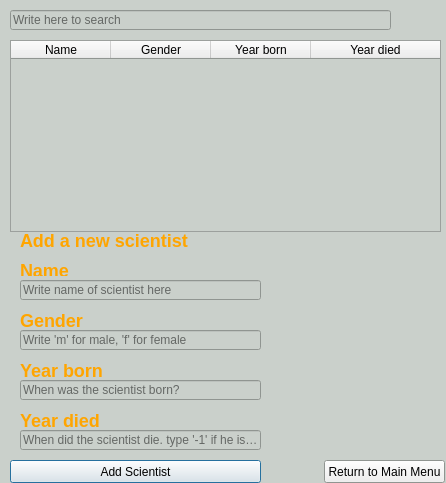
stefanv15/verklegtNamskeid_skil3, file scientistswindow.ui: the form before one commit.
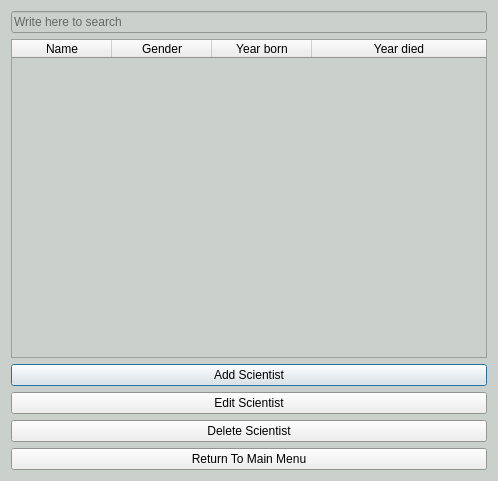
The form after the commit.

Commit message: scientist orðið öðruvísi. virkar að klikka. rosa gaman mikið fjör

What changed in the file:
```diff
--- a/scientistswindow.ui
+++ b/scientistswindow.ui
@@ -6,10 +6,16 @@
    <rect>
     <x>0</x>
     <y>0</y>
-    <width>446</width>
-    <height>483</height>
+    <width>498</width>
+    <height>481</height>
    </rect>
   </property>
+  <property name="minimumSize">
+   <size>
+    <width>498</width>
+    <height>481</height>
+   </size>
+  </property>
   <property name="palette">
    <palette>
     <active>
@@ -131,157 +137,21 @@
   <property name="windowTitle">
    <string>Dialog</string>
   </property>
+  <layout class="QVBoxLayout" name="verticalLayout">
+   <item>
   <widget class="QLineEdit" name="search_students">
-   <property name="geometry">
-    <rect>
-     <x>10</x>
-     <y>10</y>
-     <width>381</width>
-     <height>20</height>
-    </rect>
-   </property>
    <property name="placeholderText">
     <string>Write here to search</string>
    </property>
   </widget>
-  <widget class="QLabel" name="label">
-   <property name="geometry">
-    <rect>
-     <x>20</x>
-     <y>230</y>
-     <width>181</width>
-     <height>21</height>
-    </rect>
-   </property>
-   <property name="text">
-    <string>&lt;h2 style=&quot;color:#FFA500;&quot;&gt;Add a new scientist&lt;/h2&gt;</string>
-   </property>
-  </widget>
-  <widget class="QLabel" name="label_2">
-   <property name="geometry">
-    <rect>
-     <x>20</x>
-     <y>260</y>
-     <width>51</width>
-     <height>16</height>
-    </rect>
-   </property>
-   <property name="text">
-    <string>&lt;h2 style=&quot;color:#FFA500;&quot;&gt;Name&lt;/h2&gt;</string>
-   </property>
-  </widget>
-  <widget class="QLineEdit" name="line_name">
-   <property name="geometry">
-    <rect>
-     <x>20</x>
-     <y>280</y>
-     <width>241</width>
-     <height>20</height>
-    </rect>
-   </property>
-   <property name="placeholderText">
-    <string>Write name of scientist here</string>
-   </property>
-  </widget>
-  <widget class="QLabel" name="label_3">
-   <property name="geometry">
-    <rect>
-     <x>20</x>
-     <y>310</y>
-     <width>71</width>
-     <height>21</height>
-    </rect>
-   </property>
-   <property name="text">
-    <string>&lt;h2 style=&quot;color:#FFA500;&quot;&gt;Gender&lt;/h2&gt;</string>
-   </property>
-  </widget>
-  <widget class="QLineEdit" name="line_gender">
-   <property name="geometry">
-    <rect>
-     <x>20</x>
-     <y>330</y>
-     <width>241</width>
-     <height>20</height>
-    </rect>
-   </property>
-   <property name="placeholderText">
-    <string>Write 'm' for male, 'f' for female</string>
-   </property>
-  </widget>
-  <widget class="QLabel" name="label_4">
-   <property name="geometry">
-    <rect>
-     <x>20</x>
-     <y>360</y>
-     <width>91</width>
-     <height>21</height>
-    </rect>
-   </property>
-   <property name="text">
-    <string>&lt;h2 style=&quot;color:#FFA500;&quot;&gt;Year born&lt;/h2&gt;</string>
-   </property>
-  </widget>
-  <widget class="QLineEdit" name="line_yearBorn">
-   <property name="geometry">
-    <rect>
-     <x>20</x>
-     <y>380</y>
-     <width>241</width>
-     <height>20</height>
-    </rect>
-   </property>
-   <property name="placeholderText">
-    <string>When was the scientist born?</string>
-   </property>
-  </widget>
-  <widget class="QLabel" name="label_5">
-   <property name="geometry">
-    <rect>
-     <x>20</x>
-     <y>410</y>
-     <width>91</width>
-     <height>21</height>
-    </rect>
-   </property>
-   <property name="text">
-    <string>&lt;h2 style=&quot;color:#FFA500;&quot;&gt;Year died&lt;/h2&gt;</string>
-   </property>
-  </widget>
-  <widget class="QLineEdit" name="line_yearDied">
-   <property name="geometry">
-    <rect>
-     <x>20</x>
-     <y>430</y>
-     <width>241</width>
-     <height>20</height>
-    </rect>
-   </property>
-   <property name="placeholderText">
-    <string>When did the scientist die. type '-1' if he is alive</string>
-   </property>
-  </widget>
-  <widget class="QPushButton" name="button_schientist_addSchientist">
-   <property name="geometry">
-    <rect>
-     <x>10</x>
-     <y>460</y>
-     <width>251</width>
-     <height>23</height>
-    </rect>
-   </property>
-   <property name="text">
-    <string>Add Scientist</string>
-   </property>
-  </widget>
+   </item>
+   <item>
   <widget class="QTableWidget" name="table_scientists">
-   <property name="geometry">
-    <rect>
-     <x>10</x>
-     <y>40</y>
-     <width>431</width>
-     <height>192</height>
-    </rect>
+     <property name="minimumSize">
+      <size>
+       <width>452</width>
+       <height>140</height>
+      </size>
    </property>
    <property name="selectionBehavior">
     <enum>QAbstractItemView::SelectRows</enum>
@@ -310,19 +180,36 @@
     </property>
    </column>
   </widget>
+   </item>
+   <item>
+    <widget class="QPushButton" name="button_scientist_addScientist">
+     <property name="text">
+      <string>Add Scientist</string>
+     </property>
+    </widget>
+   </item>
+   <item>
+    <widget class="QPushButton" name="button_scientist_editscientist">
+     <property name="text">
+      <string>Edit Scientist</string>
+     </property>
+    </widget>
+   </item>
+   <item>
+    <widget class="QPushButton" name="button_Scientist_delscientist">
+     <property name="text">
+      <string>Delete Scientist</string>
+     </property>
+    </widget>
+   </item>
+   <item>
   <widget class="QPushButton" name="ret_button">
-   <property name="geometry">
-    <rect>
-     <x>324</x>
-     <y>460</y>
-     <width>121</width>
-     <height>23</height>
-    </rect>
-   </property>
    <property name="text">
-    <string>Return to Main Menu</string>
-   </property>
-  </widget>
+      <string>Return To Main Menu</string>
+     </property>
+    </widget>
+   </item>
+  </layout>
  </widget>
  <resources/>
  <connections/>
```
Lines whose indentation alone changed are shown as unchanged. The commit also changes 32 other files.
